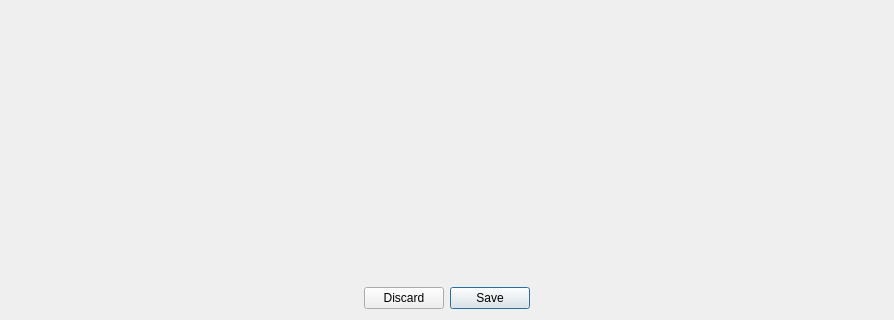
Above: src/main/python/unote/ui/preferences_gui.ui from stroblme/UNote before the change; both pictures show x 0 to 894 and y 712 to 1032 of the 894 by 1032 pixel window. Below: the same form after it.
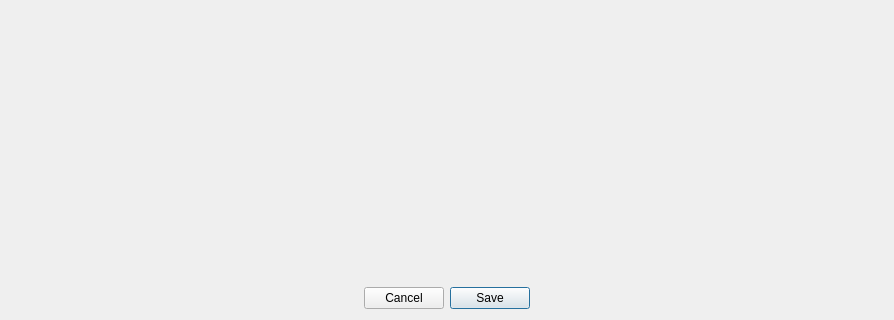
That is the form after the change.

The edit to the form file:
```diff
--- a/src/main/python/unote/ui/preferences_gui.ui
+++ b/src/main/python/unote/ui/preferences_gui.ui
@@ -87,7 +87,7 @@
           <enum>Qt::RightToLeft</enum>
          </property>
          <property name="standardButtons">
-          <set>QDialogButtonBox::Discard|QDialogButtonBox::Save</set>
+          <set>QDialogButtonBox::Cancel|QDialogButtonBox::Save</set>
          </property>
          <property name="centerButtons">
           <bool>true</bool>
```
Left out of the diff: 35 changed lines with no effect on the pictures.
